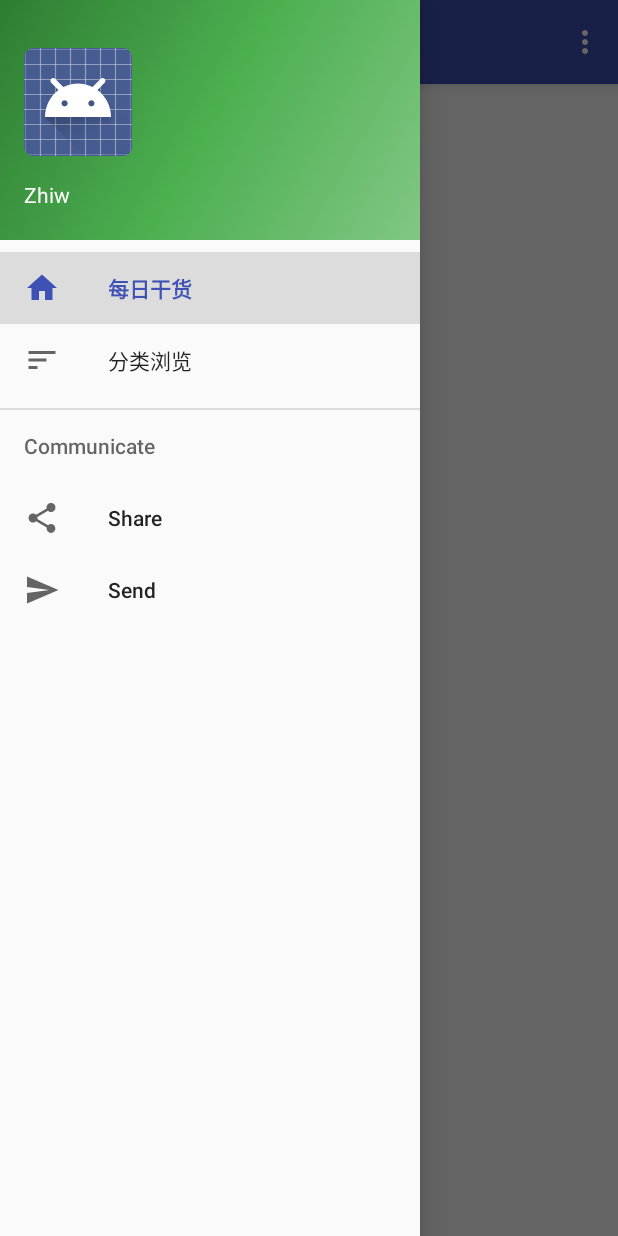
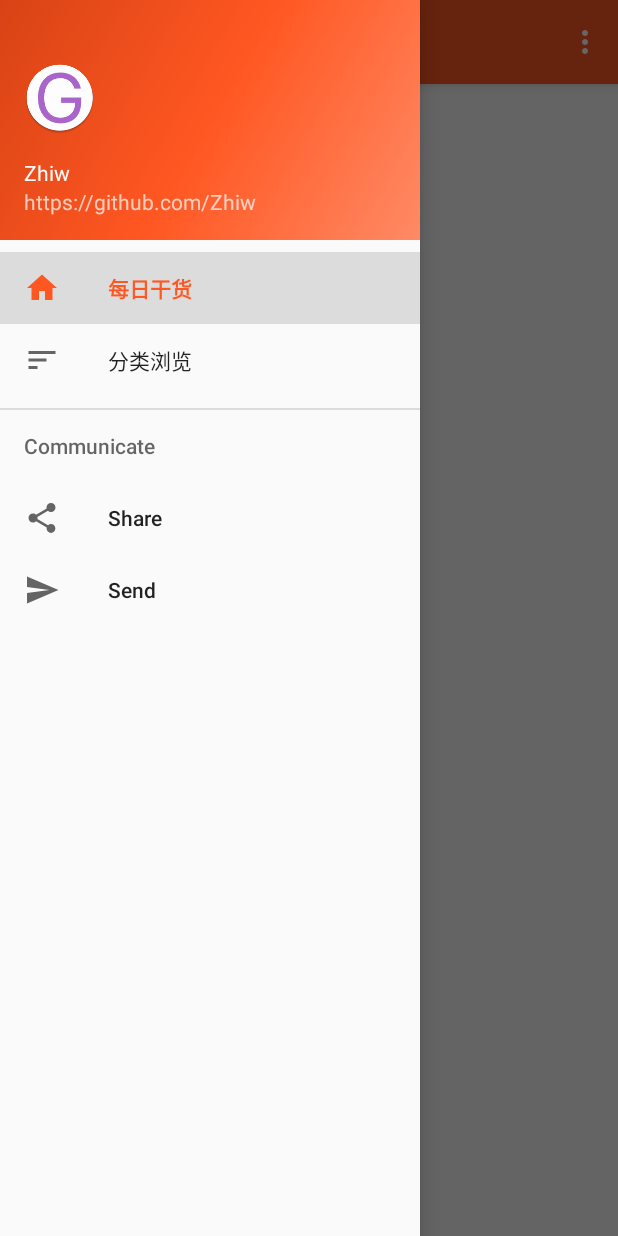
Before and after one commit to Zhiw/GankApp, an Android app: the screen it shows after launch (MainActivity), with the side drawer open, on a phone screen of 412 x 824 dp. Run offline under Robolectric (Android 15) with nearby library versions, the phone set to English and light mode, and no system bars; our stand-ins replace ButterKnife; libraries missing offline, so code that uses them is left out: com.orhanobut.logger, retrofit2.adapter.rxjava, rx.android.schedulers, rx.schedulers; pictures from the network do not load; 6 statements that could not run were skipped.

Commit message:
fix bugs,change theme

```diff
--- a/app/src/main/java/com/zhiw/gankapp/config/Apis.java
+++ b/app/src/main/java/com/zhiw/gankapp/config/Apis.java
@@ -8,6 +8,6 @@ package com.zhiw.gankapp.config;
 
 public class Apis {
 
-    public static String GANK_BASE_URL="http://gank.io/api/";
+    public static String GANK_BASE_URL = "http://gank.io/api/";
 
 }
--- a/app/src/main/java/com/zhiw/gankapp/http/GankService.java
+++ b/app/src/main/java/com/zhiw/gankapp/http/GankService.java
@@ -17,9 +17,9 @@ public interface GankService {
 
     @GET(value = "data/{type}/{count}/{page}")
     Observable<GankData> getGank(
-        @Path("type") String type,
-        @Path("count") int count,
-        @Path("page") int page);
+            @Path("type") String type,
+            @Path("count") int count,
+            @Path("page") int page);
 
 
     //请求某天干货数据
--- a/app/src/main/res/drawable/side_nav_bar.xml
+++ b/app/src/main/res/drawable/side_nav_bar.xml
@@ -1,9 +1,9 @@
 <shape xmlns:android="http://schemas.android.com/apk/res/android"
        android:shape="rectangle">
     <gradient
-            android:startColor="#81C784"
-            android:centerColor="#4CAF50"
-            android:endColor="#2E7D32"
+            android:startColor="#FF8A65"
+            android:centerColor="#FF5722"
+            android:endColor="#D84315"
             android:type="linear"
             android:angle="135"/>
 </shape>
--- a/app/src/main/res/layout/fragment_category.xml
+++ b/app/src/main/res/layout/fragment_category.xml
@@ -18,6 +18,7 @@
             app:tabTextColor="@color/white_70"
             app:tabSelectedTextColor="@android:color/white"
             app:tabMode="scrollable"
+            app:tabTextAppearance="@android:style/TextAppearance.Widget.TabWidget"
     />
 
     <android.support.v4.view.ViewPager
--- a/app/src/main/res/layout/nav_header_main.xml
+++ b/app/src/main/res/layout/nav_header_main.xml
@@ -15,7 +15,7 @@
             android:layout_width="wrap_content"
             android:layout_height="wrap_content"
             android:paddingTop="@dimen/nav_header_vertical_spacing"
-            android:src="@android:drawable/sym_def_app_icon"
+            android:src="@mipmap/ic_launcher"
             android:id="@+id/imageView"/>
 
     <TextView
--- a/app/src/main/res/menu/menu_web.xml
+++ b/app/src/main/res/menu/menu_web.xml
@@ -6,4 +6,7 @@
 
     <item android:id="@+id/action_copy"
           android:title="@string/url_copy"/>
+
+    <item android:id="@+id/action_share"
+          android:title="@string/url_share"/>
 </menu>
--- a/app/src/main/res/values/colors.xml
+++ b/app/src/main/res/values/colors.xml
@@ -1,7 +1,7 @@
 <?xml version="1.0" encoding="utf-8"?>
 <resources>
-    <color name="colorPrimary">#3F51B5</color>
-    <color name="colorPrimaryDark">#303F9F</color>
+    <color name="colorPrimary">#FF5722</color>
+    <color name="colorPrimaryDark">#E64A19</color>
     <color name="colorAccent">#FF4081</color>
     <color name="primaryText">#DE000000</color>
     <color name="secondaryText">#8A000000</color>
--- a/app/src/main/res/values/strings.xml
+++ b/app/src/main/res/values/strings.xml
@@ -15,11 +15,13 @@
     <string name="nav_menu_category">分类浏览</string>
     <string name="title_activity_about">About</string>
     <string name="action_settings">Settings</string>
-    <string name="about_content">该应用基于gank.io提供的api实现分类查看干货及福利图片,或者根据时间查看每天的内容。
-        \n\n 感谢代码家提供的API,感谢网上开源项目提供者
+    <string name="about_content">该应用基于 gank.io 提供的 API 实现分类查看干货及福利图片，或者根据时间查看每天的内容。
+        \n\n 感谢代码家提供的 API, 感谢网上开源项目提供者
         \n\n Github:https://github.com/Zhiw
     </string>
     <string name="url_refresh">刷新</string>
     <string name="url_copy">复制链接</string>
     <string name="picture_desc">Picture</string>
+    <string name="url_copy_tip">链接已复制到粘贴板</string>
+    <string name="url_share">分享</string>
 </resources>
```
Also changed, not shown: app/src/main/java/com/zhiw/gankapp/presenter/DailyGankPresenter.java (+6 -6 lines), app/src/main/java/com/zhiw/gankapp/presenter/MainFragmentPresenter.java (+4 -4 lines), app/src/main/java/com/zhiw/gankapp/presenter/WebViewPresenter.java (+4 -4 lines), app/src/main/java/com/zhiw/gankapp/ui/Activity/WebViewActivity.java (+13 -1 lines).
